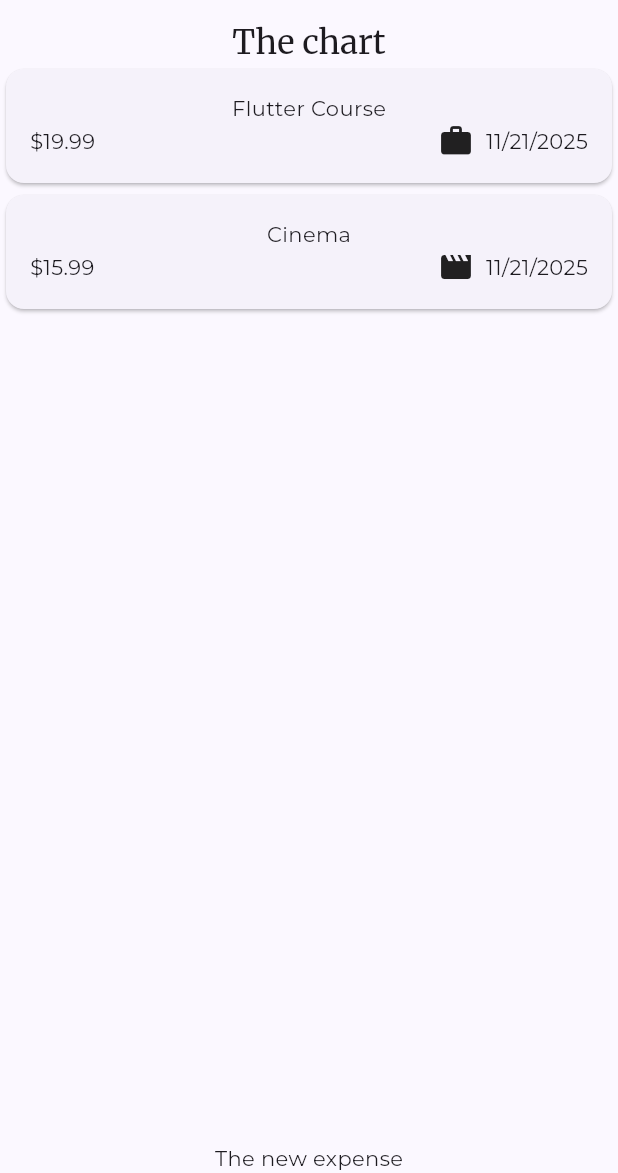
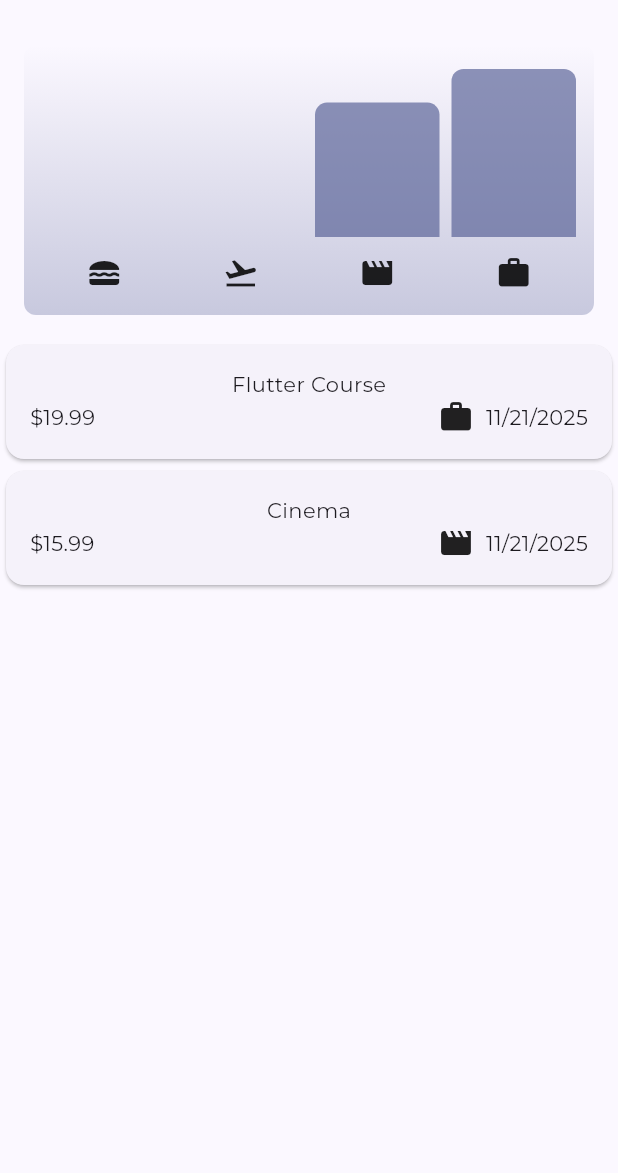
Before and after one commit to jardinefaner/expense_tracker2, a Flutter app: the screen it shows after launch, on a phone screen of 412 x 824 dp, the part 63-1236 px from its top. Run offline on Flutter 3.47's test engine with Material 3 defaults, Android fonts, the phone set to English and light mode, and no system bars; our stand-ins replace google_fonts.

Commit message:
feat: Integrate chart into main Expenses screen

```diff
--- a/lib/widgets/expenses.dart
+++ b/lib/widgets/expenses.dart
@@ -1,3 +1,4 @@
+import 'package:expense_tracker2/widgets/chart/chart.dart';
 import 'package:expense_tracker2/widgets/expenses_list/expenses_list.dart';
 import 'package:expense_tracker2/models/expense.dart';
 import 'package:expense_tracker2/widgets/new_expense.dart';
@@ -72,7 +73,7 @@ class _ExpensesState extends State<Expenses> {
   @override
   Widget build(BuildContext context) {
     Widget mainContent = const Center(
-      child: const Text('No expenses found. Start adding some!'),
+      child: Text('No expenses found. Start adding some!'),
     );
 
     if (_registeredExpenses.isNotEmpty) {
@@ -95,9 +96,8 @@ class _ExpensesState extends State<Expenses> {
       body: SafeArea(
         child: Column(
           children: [
-            Text('The chart', style: Theme.of(context).textTheme.titleLarge),
+            Chart(expenses: _registeredExpenses),
             Expanded(child: mainContent),
-            const Text('The new expense'),
           ],
         ),
       ),
```
